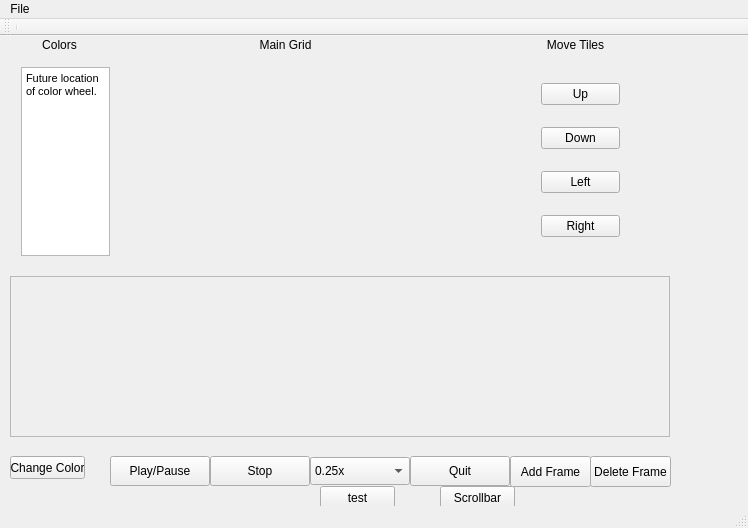
Old version of the form Goofy-Lights-Editor/mainwindow.ui in the repository UI-CS383-Team-1/Goofy-Lights-Editor.
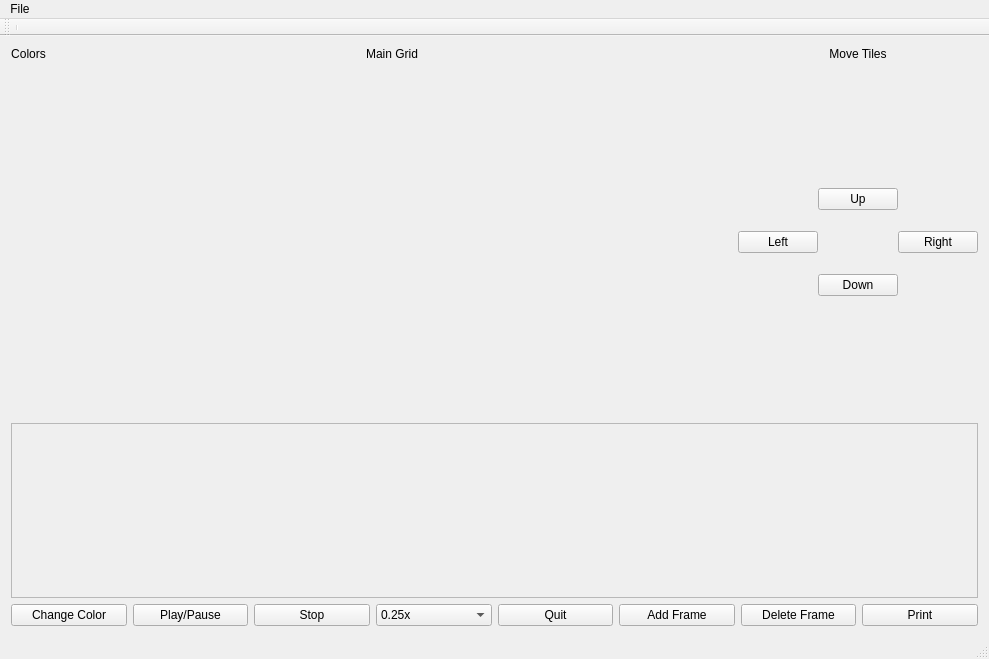
New version of the form.

Patch:
```diff
--- a/Goofy-Lights-Editor/mainwindow.ui
+++ b/Goofy-Lights-Editor/mainwindow.ui
@@ -6,49 +6,117 @@
    <rect>
     <x>0</x>
     <y>0</y>
-    <width>748</width>
-    <height>528</height>
+    <width>989</width>
+    <height>659</height>
    </rect>
   </property>
   <property name="windowTitle">
    <string>MainWindow</string>
   </property>
   <widget class="QWidget" name="centralWidget">
-   <widget class="QPushButton" name="pushButton">
-    <property name="geometry">
-     <rect>
-      <x>110</x>
-      <y>420</y>
-      <width>100</width>
-      <height>30</height>
-     </rect>
-    </property>
+   <property name="layoutDirection">
+    <enum>Qt::LeftToRight</enum>
+   </property>
+   <layout class="QGridLayout" name="gridLayout" rowminimumheight="0,0,175,0">
+    <item row="0" column="0">
+     <widget class="QLabel" name="label">
+      <property name="text">
+       <string>Colors</string>
+      </property>
+      <property name="alignment">
+       <set>Qt::AlignCenter</set>
+      </property>
+     </widget>
+    </item>
+    <item row="0" column="1">
+     <widget class="QLabel" name="GridLabel">
+      <property name="text">
+       <string>Main Grid</string>
+      </property>
+      <property name="alignment">
+       <set>Qt::AlignCenter</set>
+      </property>
+     </widget>
+    </item>
+    <item row="0" column="2">
+     <widget class="QLabel" name="MovementLabel">
+      <property name="text">
+       <string>Move Tiles</string>
+      </property>
+      <property name="alignment">
+       <set>Qt::AlignCenter</set>
+      </property>
+     </widget>
+    </item>
+    <item row="1" column="2">
+     <layout class="QGridLayout" name="gridLayout_8">
+      <property name="sizeConstraint">
+       <enum>QLayout::SetDefaultConstraint</enum>
+      </property>
+      <property name="topMargin">
+       <number>100</number>
+      </property>
+      <property name="bottomMargin">
+       <number>100</number>
+      </property>
+      <property name="spacing">
+       <number>0</number>
+      </property>
+      <item row="5" column="0">
+       <widget class="QPushButton" name="LeftButton">
+        <property name="text">
+         <string>Left</string>
+        </property>
+       </widget>
+      </item>
+      <item row="5" column="2">
+       <widget class="QPushButton" name="RightButton">
+        <property name="text">
+         <string>Right</string>
+        </property>
+       </widget>
+      </item>
+      <item row="4" column="1">
+       <widget class="QPushButton" name="UpButton">
+        <property name="text">
+         <string>Up</string>
+        </property>
+       </widget>
+      </item>
+      <item row="6" column="1">
+       <widget class="QPushButton" name="DownButton">
+        <property name="text">
+         <string>Down</string>
+        </property>
+       </widget>
+      </item>
+     </layout>
+    </item>
+    <item row="3" column="0" colspan="3">
+     <layout class="QHBoxLayout" name="Buttons">
+      <item>
+       <widget class="QPushButton" name="ColorChangeButton">
+        <property name="text">
+         <string>Change Color</string>
+        </property>
+       </widget>
+      </item>
+      <item>
+       <widget class="QPushButton" name="PlayButton">
     <property name="text">
      <string>Play/Pause</string>
     </property>
    </widget>
-   <widget class="QPushButton" name="pushButton_2">
-    <property name="geometry">
-     <rect>
-      <x>210</x>
-      <y>420</y>
-      <width>100</width>
-      <height>30</height>
-     </rect>
-    </property>
+      </item>
+      <item>
+       <widget class="QPushButton" name="StopButton">
     <property name="text">
      <string>Stop</string>
     </property>
    </widget>
-   <widget class="QComboBox" name="comboBox">
-    <property name="geometry">
-     <rect>
-      <x>310</x>
-      <y>421</y>
-      <width>100</width>
-      <height>28</height>
-     </rect>
-    </property>
+      </item>
+      <item>
+       <widget class="QComboBox" name="SpeedDropdown">
     <item>
      <property name="text">
       <string>0.25x</string>
@@ -85,139 +153,16 @@
      </property>
     </item>
    </widget>
-   <widget class="QLabel" name="label_3">
-    <property name="geometry">
-     <rect>
-      <x>240</x>
-      <y>0</y>
-      <width>91</width>
-      <height>17</height>
-     </rect>
-    </property>
-    <property name="text">
-     <string>Main Grid</string>
-    </property>
-    <property name="alignment">
-     <set>Qt::AlignCenter</set>
-    </property>
-   </widget>
-   <widget class="QWidget" name="gridLayoutWidget_7">
-    <property name="geometry">
-     <rect>
-      <x>10</x>
-      <y>20</y>
-      <width>111</width>
-      <height>211</height>
-     </rect>
-    </property>
-    <layout class="QGridLayout" name="gridLayout_7">
-     <item row="0" column="0">
-      <widget class="QTextBrowser" name="textBrowser">
-       <property name="html">
-        <string>&lt;!DOCTYPE HTML PUBLIC &quot;-//W3C//DTD HTML 4.0//EN&quot; &quot;http://www.w3.org/TR/REC-html40/strict.dtd&quot;&gt;
-&lt;html&gt;&lt;head&gt;&lt;meta name=&quot;qrichtext&quot; content=&quot;1&quot; /&gt;&lt;style type=&quot;text/css&quot;&gt;
-p, li { white-space: pre-wrap; }
-&lt;/style&gt;&lt;/head&gt;&lt;body style=&quot; font-family:'MS Shell Dlg 2'; font-size:8.25pt; font-weight:400; font-style:normal;&quot;&gt;
-&lt;p style=&quot; margin-top:0px; margin-bottom:0px; margin-left:0px; margin-right:0px; -qt-block-indent:0; text-indent:0px;&quot;&gt;Future location of color wheel.&lt;/p&gt;&lt;/body&gt;&lt;/html&gt;</string>
-       </property>
-      </widget>
-     </item>
-    </layout>
-   </widget>
-   <widget class="QLabel" name="label_2">
-    <property name="geometry">
-     <rect>
-      <x>30</x>
-      <y>0</y>
-      <width>59</width>
-      <height>17</height>
-     </rect>
-    </property>
-    <property name="text">
-     <string>Colors</string>
-    </property>
-    <property name="alignment">
-     <set>Qt::AlignCenter</set>
-    </property>
-   </widget>
-   <widget class="QWidget" name="gridLayoutWidget_8">
-    <property name="geometry">
-     <rect>
-      <x>530</x>
-      <y>20</y>
-      <width>101</width>
-      <height>211</height>
-     </rect>
-    </property>
-    <layout class="QGridLayout" name="gridLayout_8">
-     <item row="1" column="0">
-      <widget class="QPushButton" name="pushButton_4">
-       <property name="text">
-        <string>Up</string>
-       </property>
-      </widget>
-     </item>
-     <item row="4" column="0">
-      <widget class="QPushButton" name="pushButton_6">
-       <property name="text">
-        <string>Left</string>
-       </property>
-      </widget>
-     </item>
-     <item row="3" column="0">
-      <widget class="QPushButton" name="pushButton_5">
-       <property name="text">
-        <string>Down</string>
-       </property>
-      </widget>
-     </item>
-     <item row="5" column="0">
-      <widget class="QPushButton" name="pushButton_7">
-       <property name="text">
-        <string>Right</string>
-       </property>
-      </widget>
-     </item>
-    </layout>
-   </widget>
-   <widget class="QLabel" name="label_4">
-    <property name="geometry">
-     <rect>
-      <x>520</x>
-      <y>0</y>
-      <width>111</width>
-      <height>17</height>
-     </rect>
-    </property>
-    <property name="text">
-     <string>Move Tiles</string>
-    </property>
-    <property name="alignment">
-     <set>Qt::AlignCenter</set>
-    </property>
-   </widget>
-   <widget class="QPushButton" name="pushButton_3">
-    <property name="geometry">
-     <rect>
-      <x>410</x>
-      <y>420</y>
-      <width>100</width>
-      <height>30</height>
-     </rect>
-    </property>
+      </item>
+      <item>
+       <widget class="QPushButton" name="QuitButton">
     <property name="text">
      <string>Quit</string>
     </property>
    </widget>
+      </item>
+      <item>
    <widget class="QPushButton" name="AddFrameButton">
-    <property name="geometry">
-     <rect>
-      <x>510</x>
-      <y>420</y>
-      <width>81</width>
-      <height>31</height>
-     </rect>
-    </property>
     <property name="toolTip">
      <string>&lt;html&gt;&lt;head/&gt;&lt;body&gt;&lt;p&gt;Add a frame to the end of the animation&lt;/p&gt;&lt;/body&gt;&lt;/html&gt;</string>
     </property>
@@ -225,69 +170,48 @@
      <string>Add Frame</string>
     </property>
    </widget>
-   <widget class="QPushButton" name="pushButton_9">
-    <property name="geometry">
-     <rect>
-      <x>320</x>
-      <y>450</y>
-      <width>75</width>
-      <height>23</height>
-     </rect>
-    </property>
-    <property name="text">
-     <string>test</string>
-    </property>
-   </widget>
+      </item>
+      <item>
    <widget class="QPushButton" name="DeleteFrameButton">
-    <property name="geometry">
-     <rect>
-      <x>590</x>
-      <y>420</y>
-      <width>81</width>
-      <height>31</height>
-     </rect>
-    </property>
     <property name="text">
      <string>Delete Frame</string>
     </property>
    </widget>
+      </item>
+      <item>
+       <widget class="QPushButton" name="PrintButton">
+        <property name="text">
+         <string>Print</string>
+        </property>
+       </widget>
+      </item>
+     </layout>
+    </item>
+    <item row="1" column="1">
    <widget class="QWidget" name="GridWidget" native="true">
-    <property name="geometry">
-     <rect>
-      <x>130</x>
-      <y>20</y>
-      <width>391</width>
-      <height>211</height>
-     </rect>
-    </property>
     <property name="sizePolicy">
-     <sizepolicy hsizetype="Preferred" vsizetype="Preferred">
+       <sizepolicy hsizetype="Expanding" vsizetype="Expanding">
       <horstretch>0</horstretch>
       <verstretch>0</verstretch>
      </sizepolicy>
     </property>
-   </widget>
-   <widget class="QPushButton" name="pushButton_8">
-    <property name="geometry">
-     <rect>
-      <x>10</x>
-      <y>420</y>
-      <width>75</width>
-      <height>23</height>
-     </rect>
-    </property>
-    <property name="text">
-     <string>Change Color</string>
-    </property>
-   </widget>
+      <zorder>gridLayoutWidget_7</zorder>
+      <zorder>animationArea</zorder>
+     </widget>
+    </item>
+    <item row="2" column="0" colspan="3">
    <widget class="QScrollArea" name="animationArea">
-    <property name="geometry">
-     <rect>
-      <x>10</x>
-      <y>240</y>
-      <width>660</width>
-      <height>161</height>
-     </rect>
+      <property name="sizePolicy">
+       <sizepolicy hsizetype="Preferred" vsizetype="Preferred">
+        <horstretch>0</horstretch>
+        <verstretch>0</verstretch>
+       </sizepolicy>
+      </property>
+      <property name="minimumSize">
+       <size>
+        <width>0</width>
+        <height>71</height>
+       </size>
     </property>
     <property name="verticalScrollBarPolicy">
      <enum>Qt::ScrollBarAlwaysOff</enum>
@@ -303,33 +227,31 @@
       <rect>
        <x>0</x>
        <y>0</y>
-       <width>658</width>
-       <height>159</height>
-      </rect>
-     </property>
+         <width>969</width>
+         <height>173</height>
+        </rect>
+       </property>
+       <property name="sizePolicy">
+        <sizepolicy hsizetype="Preferred" vsizetype="Preferred">
+         <horstretch>0</horstretch>
+         <verstretch>0</verstretch>
+        </sizepolicy>
+       </property>
      <layout class="QVBoxLayout" name="verticalLayout"/>
     </widget>
    </widget>
-   <widget class="QPushButton" name="Scrollbar">
-    <property name="geometry">
-     <rect>
-      <x>440</x>
-      <y>450</y>
-      <width>75</width>
-      <height>23</height>
-     </rect>
-    </property>
-    <property name="text">
-     <string>Scrollbar</string>
-    </property>
-   </widget>
+    </item>
+    <item row="1" column="0">
+     <layout class="QVBoxLayout" name="ColorWidget"/>
+    </item>
+   </layout>
   </widget>
   <widget class="QMenuBar" name="menuBar">
    <property name="geometry">
     <rect>
      <x>0</x>
      <y>0</y>
-     <width>748</width>
+     <width>989</width>
      <height>21</height>
     </rect>
    </property>
```
Lines whose indentation alone changed are shown as unchanged.
